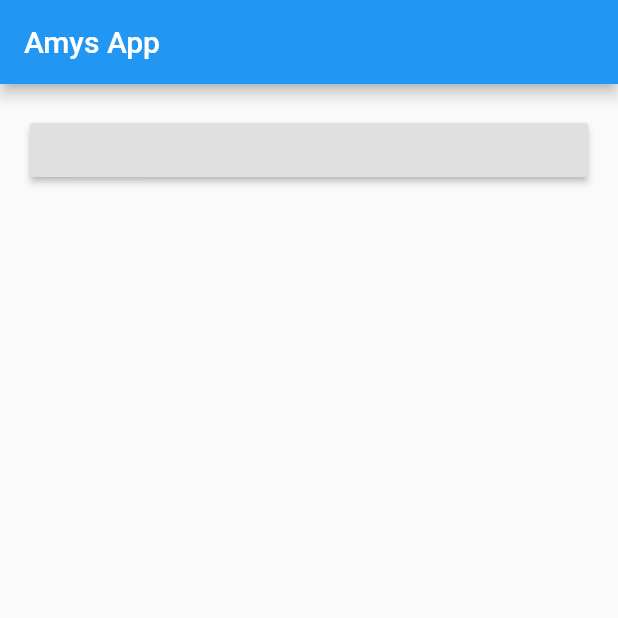
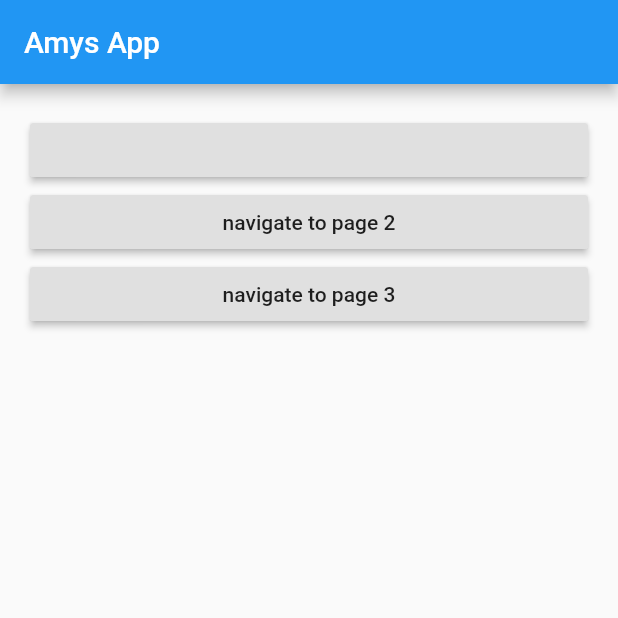
Before and after one commit to RobAWilkinson/flour-water-salt-yeast, a Flutter app: the screen it shows after launch, on a phone screen of 412 x 824 dp, the top half of it. Run offline on Flutter 3.47's test engine with Material 2 defaults, Android fonts, the phone set to English and light mode, and no system bars.

Commit message:
04-basic-navigation

```diff
--- a/lib/main.dart
+++ b/lib/main.dart
@@ -1,28 +1,67 @@
 import 'package:flutter/material.dart';
-import 'package:flutter/semantics.dart';
 
 void main() {
-  runApp(
-    new MaterialApp(
+  runApp(MaterialApp(
     title: 'Hello World App',
-      home: new myApp(),
-    )
-  );
+    home: myApp(),
+    routes: <String, WidgetBuilder>{
+      "/SecondPage": (BuildContext context) => SecondPage(),
+      "/ThirdPage": (BuildContext context) => ThirdPage()
+    },
+  ));
+}
+
+class ThirdPage extends StatelessWidget {
+  @override
+  Widget build(BuildContext context) {
+    return Scaffold(body: Center(child: Text("thirdpage")));
+  }
+}
+
+class SecondPage extends StatelessWidget {
+  @override
+  Widget build(BuildContext context) {
+    return Scaffold(
+        appBar: AppBar(
+            title: Text("Second Page"), backgroundColor: Colors.deepOrange),
+        body: Container(
+            child: Center(
+                child: Column(
+                    mainAxisAlignment: MainAxisAlignment.center,
+                    children: <Widget>[
+              IconButton(
+                icon: Icon(Icons.home, color: Colors.blue),
+                iconSize: 70.0,
+                onPressed: null,
+              ),
+              Text("Second Page")
+            ]))));
+  }
 }
 
 class myApp extends StatelessWidget {
   @override
   Widget build(BuildContext context) {
-    return new Scaffold(
-      appBar: new AppBar(
-        title: new Text('Amys App'),
+    return Scaffold(
+      appBar: AppBar(
+        title: Text('Amys App'),
       ),
-      body: new Container(
+      body: Container(
         padding: EdgeInsets.all(20.0),
-        child: new Column(
+        child: Column(
           crossAxisAlignment: CrossAxisAlignment.stretch,
           children: <Widget>[
-            new AwesomeButton()
+            AwesomeButton(),
+            RaisedButton(
+                child: Text("navigate to page 2"),
+                onPressed: () {
+                  Navigator.of(context).pushNamed("/SecondPage");
+                }),
+            RaisedButton(
+                child: Text("navigate to page 3"),
+                onPressed: () {
+                  Navigator.of(context).pushNamed("/ThirdPage");
+                })
           ],
         ),
       ),
@@ -33,10 +72,11 @@ class myApp extends StatelessWidget {
 class AwesomeButton extends StatefulWidget {
   @override
   AwesomeButtonState createState() {
-    return new AwesomeButtonState();
+    return AwesomeButtonState();
   }
 }
-class AwesomeButtonState extends State<AwesomeButton>{
+
+class AwesomeButtonState extends State<AwesomeButton> {
   int counter = 0;
   List<String> strings = ["Flutter", "Is", "Awesome"];
   var displayedString = "";
@@ -44,12 +84,12 @@ class AwesomeButtonState extends State<AwesomeButton>{
   onPressed() {
     setState(() {
       displayedString = strings[counter];
-    counter = counter < 2 ?  counter+1 : 0;
+      counter = counter < 2 ? counter + 1 : 0;
     });
   }
+
   @override
   Widget build(BuildContext context) {
-    return new RaisedButton(child: new Text(displayedString), onPressed: onPressed);
+    return RaisedButton(child: Text(displayedString), onPressed: onPressed);
   }
-
 }
```
Lines whose indentation alone changed are shown as unchanged.
